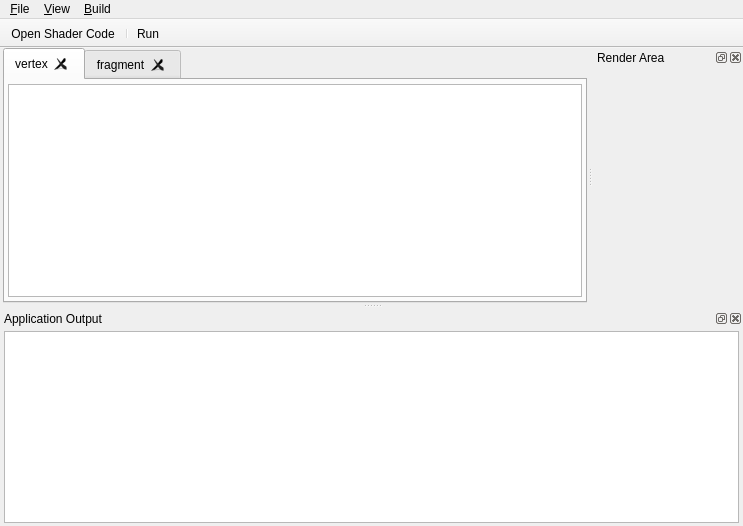
Qt form forms/mainwindow.ui (ethiago/shader-labs) before a commit.
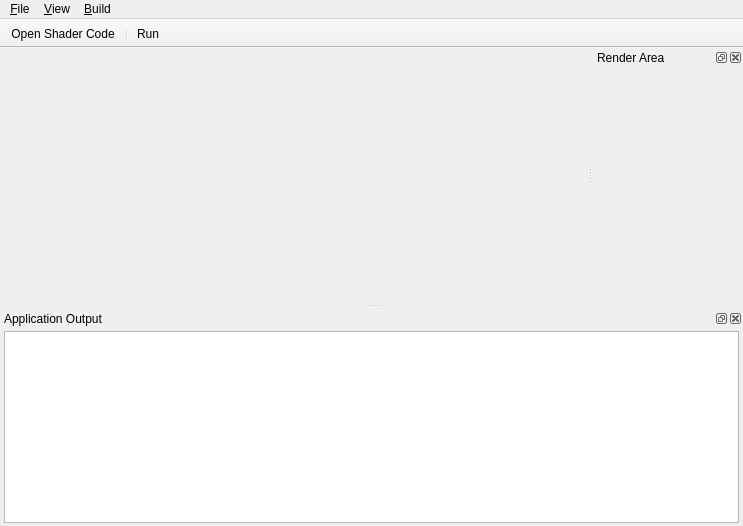
The same form after that commit. Icons and pictures are not drawn.

What changed in the file:
```diff
--- a/forms/mainwindow.ui
+++ b/forms/mainwindow.ui
@@ -37,72 +37,6 @@
     <property name="bottomMargin">
      <number>0</number>
     </property>
-    <item>
-     <widget class="QTabWidget" name="tabWidget">
-      <property name="currentIndex">
-       <number>0</number>
-      </property>
-      <property name="tabsClosable">
-       <bool>true</bool>
-      </property>
-      <widget class="QWidget" name="vertexTab">
-       <attribute name="title">
-        <string>vertex</string>
-       </attribute>
-       <layout class="QHBoxLayout" name="horizontalLayout_3">
-        <property name="leftMargin">
-         <number>3</number>
-        </property>
-        <property name="topMargin">
-         <number>4</number>
-        </property>
-        <property name="rightMargin">
-         <number>3</number>
-        </property>
-        <property name="bottomMargin">
-         <number>4</number>
-        </property>
-        <item>
-         <widget class="QTextEdit" name="vertexCodeBox">
-          <property name="enabled">
-           <bool>true</bool>
-          </property>
-          <property name="font">
-           <font>
-            <family>Courier 10 Pitch</family>
-           </font>
-          </property>
-          <property name="readOnly">
-           <bool>false</bool>
-          </property>
-         </widget>
-        </item>
-       </layout>
-      </widget>
-      <widget class="QWidget" name="fragmentTab">
-       <attribute name="title">
-        <string>fragment</string>
-       </attribute>
-       <layout class="QHBoxLayout" name="horizontalLayout_2">
-        <item>
-         <widget class="QTextEdit" name="fragmentCodeBox">
-          <property name="enabled">
-           <bool>true</bool>
-          </property>
-          <property name="font">
-           <font>
-            <family>Courier 10 Pitch</family>
-           </font>
-          </property>
-          <property name="readOnly">
-           <bool>false</bool>
-          </property>
-         </widget>
-        </item>
-       </layout>
-      </widget>
-     </widget>
-    </item>
    </layout>
   </widget>
   <widget class="QMenuBar" name="menuBar">
```
Left out of the diff: 2 changed lines with no effect on the pictures.
